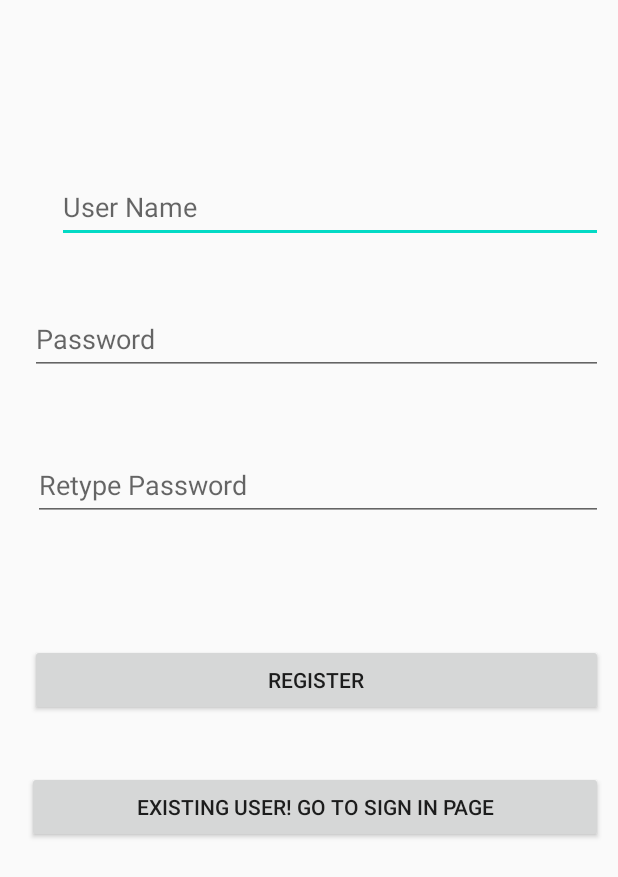
After one commit to dheerajkrishna458/BookMyLotNWM, an Android app: the layout new_user_registration.xml on its own in the app's theme, with its tools: preview values and no code run, on a phone screen of 412 x 824 dp. The commit adds this screen. Shown: the top 877 px of the screen. Run offline under Robolectric (Android 15) with nearby library versions, the phone set to English and light mode, and no system bars.

Commit message:
s555460 creted new _user_registration.xml file

```diff
--- /dev/null
+++ b/app/src/main/res/layout/new_user_registration.xml
@@ -0,0 +1,67 @@
+<?xml version="1.0" encoding="utf-8"?>
+<android.support.constraint.ConstraintLayout xmlns:android="http://schemas.android.com/apk/res/android"
+    xmlns:app="http://schemas.android.com/apk/res-auto"
+    xmlns:tools="http://schemas.android.com/tools"
+    android:layout_width="match_parent"
+    android:layout_height="match_parent"
+    android:padding="10dp">
+
+
+    <EditText
+        android:id="@+id/usernamenew"
+        android:layout_width="match_parent"
+        android:layout_height="wrap_content"
+        android:layout_marginStart="28dp"
+        android:layout_marginTop="104dp"
+        android:hint="User Name"
+        android:minHeight="48dp"
+        app:layout_constraintStart_toStartOf="parent"
+        app:layout_constraintTop_toTopOf="parent" />
+
+    <EditText
+        android:id="@+id/passwordnew"
+        android:layout_width="match_parent"
+        android:layout_height="wrap_content"
+        android:layout_below="@+id/usernamenew"
+        android:layout_marginStart="10dp"
+        android:layout_marginTop="192dp"
+        android:hint="Password"
+        android:minHeight="48dp"
+        app:layout_constraintStart_toStartOf="@id/usernamenew"
+        app:layout_constraintTop_toTopOf="parent" />
+
+    <EditText
+        android:id="@+id/repasswordnew"
+        android:layout_width="match_parent"
+        android:layout_height="wrap_content"
+        android:layout_below="@id/passwordnew"
+        android:layout_marginStart="12dp"
+        android:layout_marginTop="49dp"
+        android:hint="Retype Password"
+        android:minHeight="48dp"
+        app:layout_constraintStart_toStartOf="@id/passwordnew"
+        app:layout_constraintTop_toBottomOf="@+id/passwordnew" />
+
+    <Button
+        android:id="@+id/register"
+        android:layout_width="match_parent"
+        android:layout_height="wrap_content"
+        android:layout_marginStart="10dp"
+        android:layout_marginTop="82dp"
+        android:text="Register"
+        app:layout_constraintStart_toStartOf="@id/repasswordnew"
+        app:layout_constraintTop_toBottomOf="@+id/repasswordnew" />
+
+    <Button
+        android:id="@+id/backtosignin"
+        android:layout_width="match_parent"
+        android:layout_height="wrap_content"
+        android:layout_below="@+id/register"
+        android:layout_marginStart="8dp"
+        android:layout_marginTop="504dp"
+        android:onClick="backtosignin"
+        android:text="Existing user! Go to Sign in page"
+        app:layout_constraintStart_toStartOf="@id/register"
+        app:layout_constraintTop_toTopOf="parent" />
+
+</android.support.constraint.ConstraintLayout>
--- a/app/src/main/res/layout/parkingview.xml
+++ b/app/src/main/res/layout/parkingview.xml
@@ -2,7 +2,6 @@
 <android.support.constraint.ConstraintLayout xmlns:android="http://schemas.android.com/apk/res/android"
     xmlns:app="http://schemas.android.com/apk/res-auto"
     xmlns:tools="http://schemas.android.com/tools"
-    android:background="#B3E5FC"
     android:layout_width="match_parent"
     android:layout_height="match_parent">
 
@@ -22,17 +21,17 @@
         android:layout_width="wrap_content"
         android:layout_height="705dp"
         android:layout_marginStart="1dp"
-        android:layout_marginTop="12dp"
+        android:layout_marginTop="8dp"
         app:columnCount="7"
         app:layout_constraintEnd_toEndOf="parent"
-        app:layout_constraintHorizontal_bias="0.47"
+        app:layout_constraintHorizontal_bias="0.466"
         app:layout_constraintStart_toStartOf="parent"
         app:layout_constraintTop_toBottomOf="@+id/ParkingName"
         app:rowCount="3">
 
         <Button
             android:id="@+id/button2"
-            android:layout_width="127dp"
+            android:layout_width="121dp"
             android:layout_height="wrap_content"
             android:onClick="reserve"
             android:text="slot 1"
@@ -41,15 +40,15 @@
 
         <Button
             android:id="@+id/button3"
-            android:layout_width="135dp"
-            android:layout_height="wrap_content"
+            android:layout_width="137dp"
+            android:layout_height="38dp"
             android:text="slot2"
             app:layout_column="1"
             app:layout_row="0" />
 
         <Button
             android:id="@+id/button4"
-            android:layout_width="103dp"
+            android:layout_width="115dp"
             android:layout_height="wrap_content"
             android:text="slot3"
             app:layout_column="2"
@@ -57,7 +56,7 @@
 
         <Button
             android:id="@+id/button5"
-            android:layout_width="131dp"
+            android:layout_width="127dp"
             android:layout_height="wrap_content"
             android:text="slot4"
             android:visibility="visible"
@@ -67,7 +66,7 @@
 
         <Button
             android:id="@+id/button6"
-            android:layout_width="134dp"
+            android:layout_width="135dp"
             android:layout_height="wrap_content"
             android:text="slot5"
             app:layout_column="1"
@@ -75,7 +74,7 @@
 
         <Button
             android:id="@+id/button7"
-            android:layout_width="103dp"
+            android:layout_width="118dp"
             android:layout_height="wrap_content"
             android:text="slot6"
             app:layout_column="2"
@@ -83,7 +82,7 @@
 
         <Button
             android:id="@+id/button8"
-            android:layout_width="128dp"
+            android:layout_width="130dp"
             android:layout_height="wrap_content"
             android:text="slot7"
             app:layout_column="0"
@@ -91,7 +90,7 @@
 
         <Button
             android:id="@+id/button9"
-            android:layout_width="133dp"
+            android:layout_width="131dp"
             android:layout_height="wrap_content"
             android:text="slot8"
             app:layout_column="1"
@@ -99,7 +98,7 @@
 
         <Button
             android:id="@+id/button10"
-            android:layout_width="106dp"
+            android:layout_width="120dp"
             android:layout_height="wrap_content"
             android:text="slot8"
             app:layout_column="2"
--- a/build.gradle
+++ b/build.gradle
@@ -1,5 +1,5 @@
 // Top-level build file where you can add configuration options common to all sub-projects/modules.
 plugins {
-    id 'com.android.application' version '7.3.1' apply false
-    id 'com.android.library' version '7.3.1' apply false
+    id 'com.android.application' version '7.4.2' apply false
+    id 'com.android.library' version '7.4.2' apply false
 }
```
